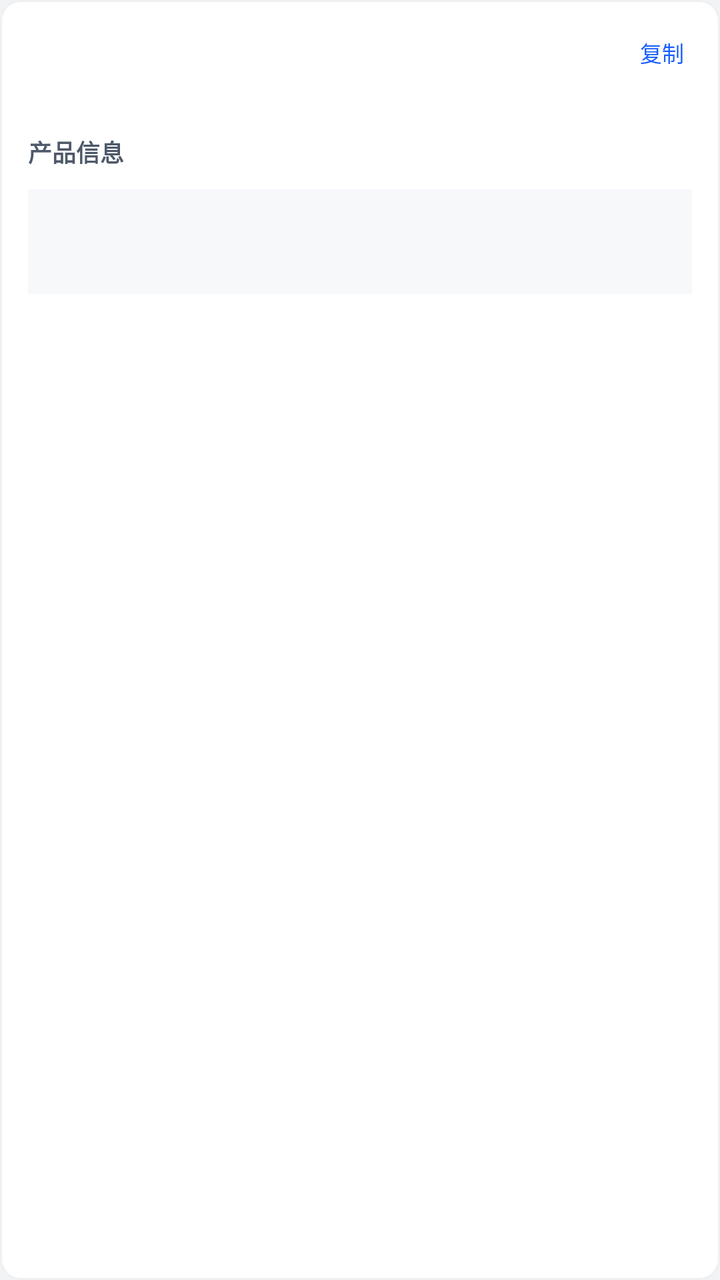
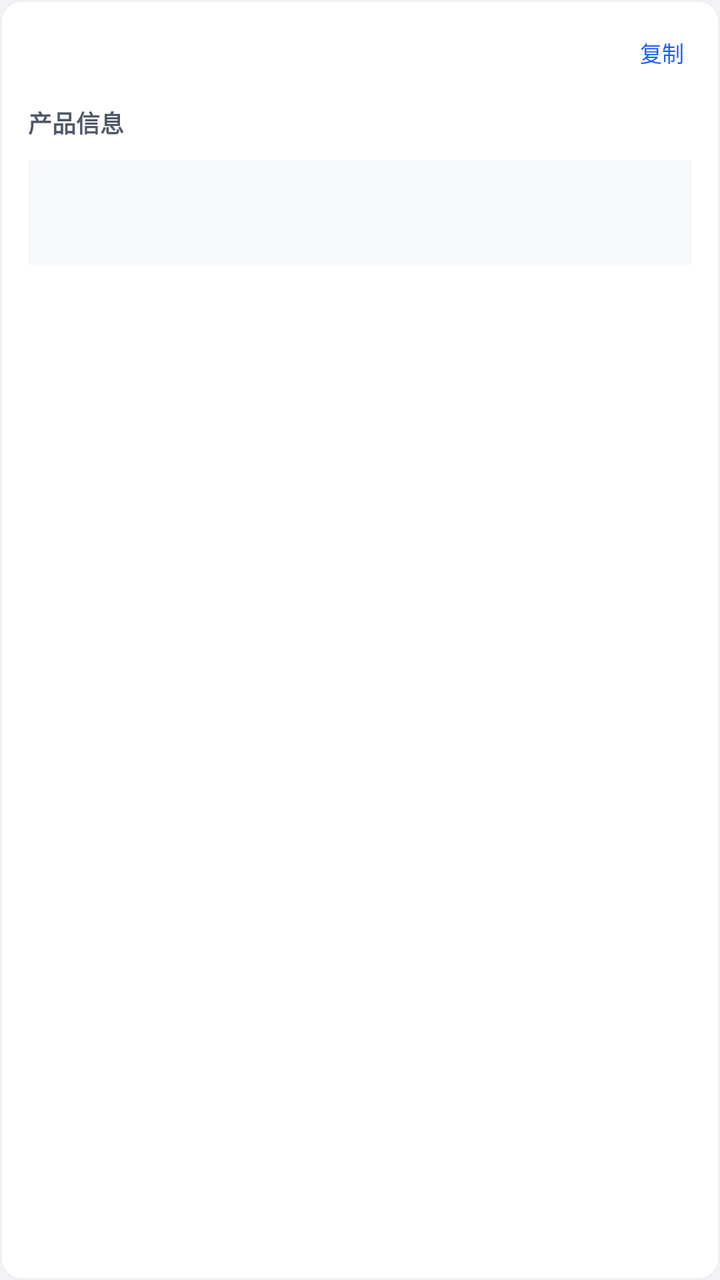

Two renders of the same Android screen: before a commit and after it. Below are the layout's source before the change and the commit's diff.
<!-- AndroidManifest.xml: application theme AppTheme -->
<!-- res/layout/item_package.xml -->
<?xml version="1.0" encoding="utf-8"?>
<LinearLayout xmlns:android="http://schemas.android.com/apk/res/android"
    android:layout_width="match_parent"
    android:layout_height="wrap_content"
    android:orientation="vertical"
    android:background="@drawable/bg_card"
    android:padding="@dimen/card_padding"
    android:layout_marginBottom="12dp">

    
    <LinearLayout
        android:layout_width="match_parent"
        android:layout_height="wrap_content"
        android:orientation="horizontal"
        android:gravity="center_vertical">

        <TextView
            android:id="@+id/storeName"
            android:layout_width="wrap_content"
            android:layout_height="wrap_content"
            android:textColor="@color/primary"
            android:textSize="11sp"
            android:background="@drawable/bg_tag_blue"
            android:paddingHorizontal="8dp"
            android:paddingVertical="3dp"
            android:visibility="gone" />

        <TextView
            android:id="@+id/postingNumber"
            android:layout_width="0dp"
            android:layout_height="wrap_content"
            android:layout_weight="1"
            android:layout_marginStart="6dp"
            android:textColor="@color/text_primary"
            android:textSize="14sp"
            android:typeface="monospace"
            android:textStyle="bold" />

        <TextView
            android:id="@+id/opTag"
            android:layout_width="wrap_content"
            android:layout_height="wrap_content"
            android:textSize="11sp"
            android:paddingHorizontal="10dp"
            android:paddingVertical="3dp"
            android:visibility="gone" />

        <TextView
            android:id="@+id/copyPosting"
            android:layout_width="wrap_content"
            android:layout_height="wrap_content"
            android:layout_marginStart="8dp"
            android:text="复制"
            android:textColor="@color/primary"
            android:textSize="11sp"
            android:padding="4dp" />
    </LinearLayout>

    <TextView
        android:id="@+id/tagsText"
        android:layout_width="match_parent"
        android:layout_height="wrap_content"
        android:layout_marginTop="4dp"
        android:textSize="11sp"
        android:visibility="gone" />

    <TextView
        android:id="@+id/noteText"
        android:layout_width="match_parent"
        android:layout_height="wrap_content"
        android:layout_marginTop="4dp"
        android:textSize="11sp"
        android:textColor="#4e5969"
        android:background="#f7f8fa"
        android:padding="6dp"
        android:visibility="gone" />

    <TextView
        android:id="@+id/timesText"
        android:layout_width="match_parent"
        android:layout_height="wrap_content"
        android:layout_marginTop="4dp"
        android:textSize="11sp"
        android:textColor="#86909c" />

    
    <TextView
        android:layout_width="match_parent"
        android:layout_height="wrap_content"
        android:layout_marginTop="10dp"
        android:text="产品信息"
        android:textSize="12sp"
        android:textStyle="bold"
        android:textColor="#4e5969" />

    <LinearLayout
        android:id="@+id/prodContainer"
        android:layout_width="match_parent"
        android:layout_height="wrap_content"
        android:orientation="vertical" />

    
    <TextView
        android:layout_width="match_parent"
        android:layout_height="wrap_content"
        android:layout_marginTop="10dp"
        android:text="采购信息"
        android:textSize="12sp"
        android:textStyle="bold"
        android:textColor="#4e5969"
        android:visibility="gone"
        android:id="@+id/purchaseTitle" />

    <LinearLayout
        android:id="@+id/purchaseContainer"
        android:layout_width="match_parent"
        android:layout_height="wrap_content"
        android:orientation="vertical" />

    
    <LinearLayout
        android:layout_width="match_parent"
        android:layout_height="wrap_content"
        android:layout_marginTop="10dp"
        android:orientation="vertical"
        android:background="#f7f8fa"
        android:padding="8dp">

        <TextView
            android:id="@+id/profitText"
            android:layout_width="match_parent"
            android:layout_height="wrap_content"
            android:textSize="13sp"
            android:textColor="#1f2329" />

        <TextView
            android:id="@+id/formulaText"
            android:layout_width="match_parent"
            android:layout_height="wrap_content"
            android:layout_marginTop="4dp"
            android:textSize="11sp"
            android:textColor="#86909c" />
    </LinearLayout>

    
    <LinearLayout
        android:id="@+id/actionArea"
        android:layout_width="match_parent"
        android:layout_height="wrap_content"
        android:layout_marginTop="10dp"
        android:orientation="vertical" />

</LinearLayout>
<!-- resources referenced by this layout -->
<resources>
  <color name="primary">#165dff</color>
  <color name="text_primary">#1d2129</color>
  <dimen name="card_padding">14dp</dimen>
  <!-- drawable bg_card (drawable) -->
  <?xml version="1.0" encoding="utf-8"?>
  <shape xmlns:android="http://schemas.android.com/apk/res/android"
      android:shape="rectangle">
      <solid android:color="@color/card_bg" />
      <corners android:radius="@dimen/radius_md" />
      <stroke
          android:width="1dp"
          android:color="@color/card_border" />
  </shape>
  <!-- drawable bg_tag_blue (drawable) -->
  <?xml version="1.0" encoding="utf-8"?>
  <shape xmlns:android="http://schemas.android.com/apk/res/android"
      android:shape="rectangle">
      <solid android:color="@color/primary_bg" />
      <corners android:radius="@dimen/radius_sm" />
  </shape>
  <style name="AppTheme" parent="android:Theme.Material.Light.NoActionBar">
          <item name="android:statusBarColor">#165dff</item>
          <item name="android:navigationBarColor">#ffffff</item>
          <item name="android:windowBackground">#f2f3f5</item>
      </style>
  <color name="card_bg">#ffffff</color>
  <dimen name="radius_md">10dp</dimen>
  <color name="card_border">#eef0f3</color>
  <color name="primary_bg">#eef4ff</color>
  <dimen name="radius_sm">6dp</dimen>
</resources>

<!-- the commit's change to res/layout/item_package.xml (unified diff, before → after) -->
@@ -75,13 +75,13 @@
         android:padding="6dp"
         android:visibility="gone" />
 
-    <TextView
-        android:id="@+id/timesText"
+    
+    <LinearLayout
+        android:id="@+id/timeContainer"
         android:layout_width="match_parent"
         android:layout_height="wrap_content"
         android:layout_marginTop="4dp"
-        android:textSize="11sp"
-        android:textColor="#86909c" />
+        android:orientation="vertical" />
 
     
     <TextView
